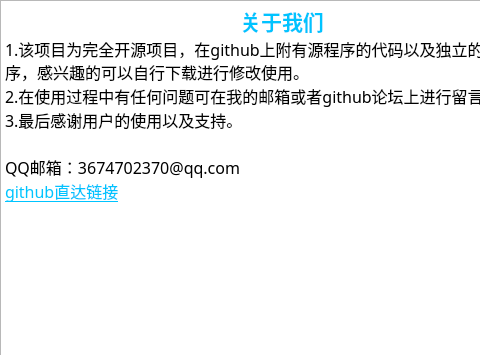
Old version of the form interfaceUi/aboutus.ui in the repository zjmllx/qssCodeEditor; both pictures show x 0 to 480 and y 0 to 355 of the 564 by 514 pixel window.
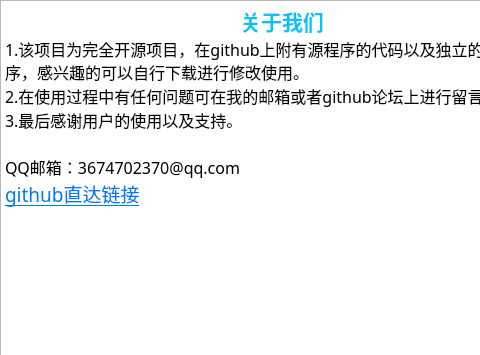
New version of the form.

Patch:
```diff
--- a/interfaceUi/aboutus.ui
+++ b/interfaceUi/aboutus.ui
@@ -51,7 +51,7 @@
 &lt;p style=&quot; margin-top:0px; margin-bottom:0px; margin-left:0px; margin-right:0px; -qt-block-indent:0; text-indent:0px;&quot;&gt;&lt;span style=&quot; font-family:'Microsoft YaHei UI'; font-size:12pt;&quot;&gt;3.最后感谢用户的使用以及支持。&lt;/span&gt;&lt;/p&gt;
 &lt;p style=&quot;-qt-paragraph-type:empty; margin-top:0px; margin-bottom:0px; margin-left:0px; margin-right:0px; -qt-block-indent:0; text-indent:0px; font-family:'Microsoft YaHei UI'; font-size:12pt;&quot;&gt;&lt;br /&gt;&lt;/p&gt;
 &lt;p style=&quot; margin-top:0px; margin-bottom:0px; margin-left:0px; margin-right:0px; -qt-block-indent:0; text-indent:0px;&quot;&gt;&lt;span style=&quot; font-family:'Microsoft YaHei UI'; font-size:12pt;&quot;&gt;QQ邮箱：3674702370@qq.com&lt;/span&gt;&lt;/p&gt;
-&lt;p style=&quot; margin-top:0px; margin-bottom:0px; margin-left:0px; margin-right:0px; -qt-block-indent:0; text-indent:0px;&quot;&gt;&lt;a href=&quot;https://github.com/zjmllx/Qt6-QssCodeEditor&quot;&gt;&lt;span style=&quot; font-size:12pt; text-decoration: underline; color:#00c4ff;&quot;&gt;github直达链接&lt;/span&gt;&lt;/a&gt;&lt;/p&gt;&lt;/body&gt;&lt;/html&gt;</string>
+&lt;p style=&quot; margin-top:0px; margin-bottom:0px; margin-left:0px; margin-right:0px; -qt-block-indent:0; text-indent:0px;&quot;&gt;&lt;a href=&quot;https://github.com/zjmllx/qssCodeEditor&quot;&gt;&lt;span style=&quot; font-size:14pt; text-decoration: underline; color:#007af4;&quot;&gt;github直达链接&lt;/span&gt;&lt;/a&gt;&lt;/p&gt;&lt;/body&gt;&lt;/html&gt;</string>
      </property>
      <property name="openExternalLinks">
       <bool>true</bool>
```
